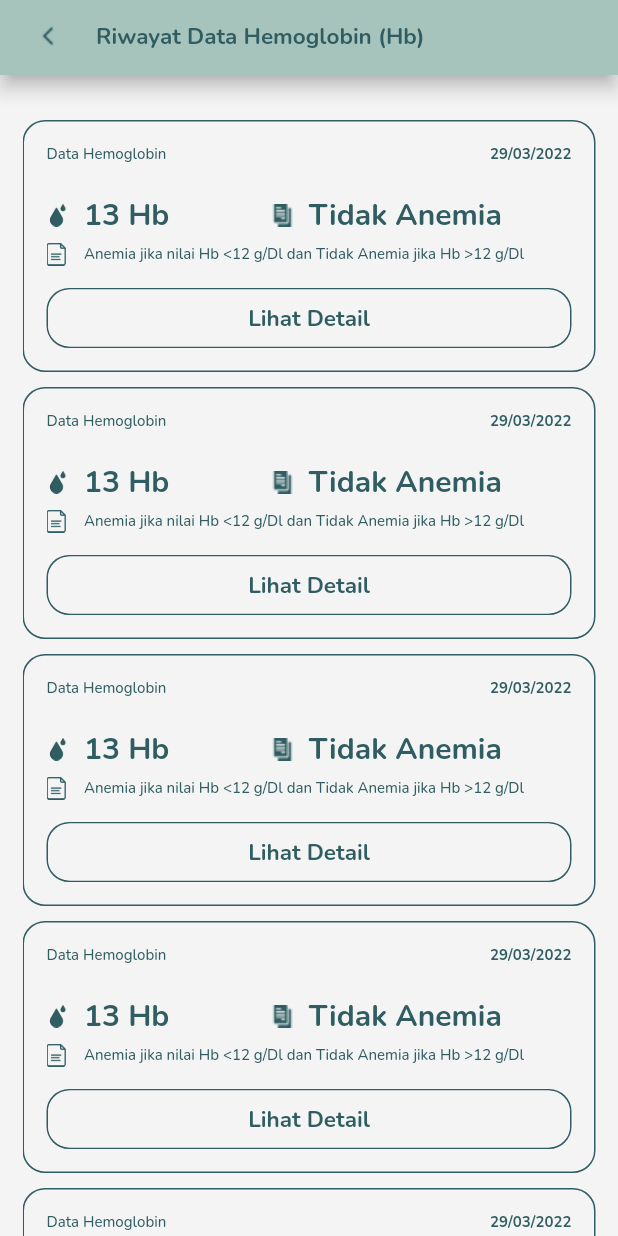
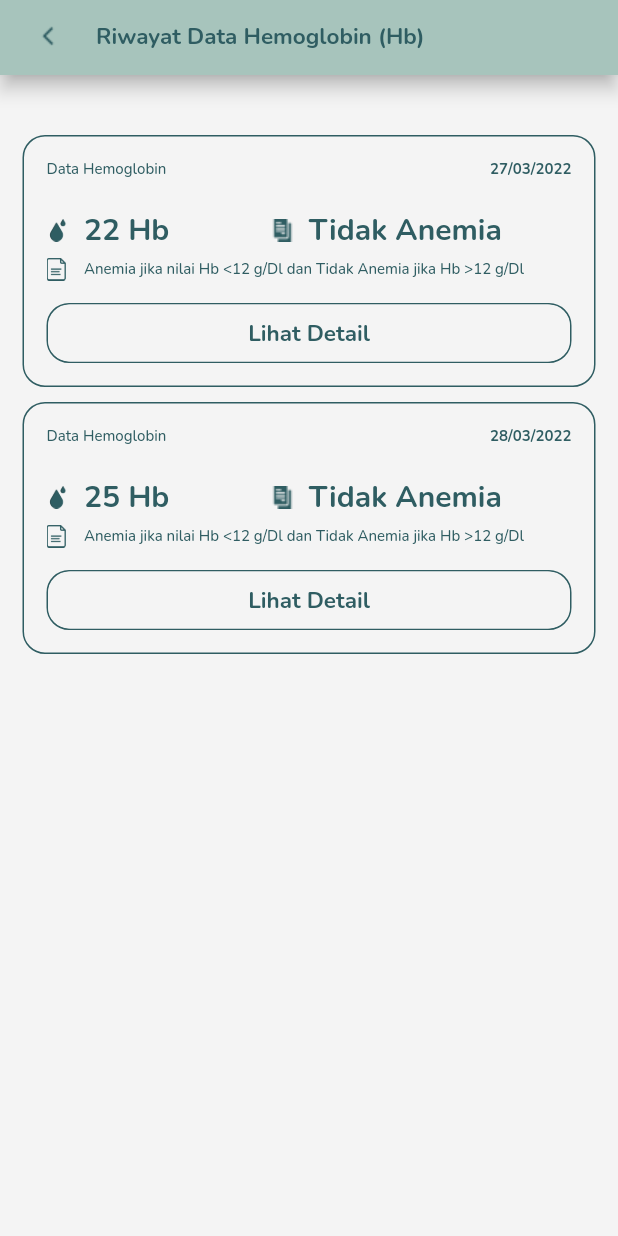
Before and after one commit to zaidtqy/healthy, a Flutter app: the HistoryFormHemoglobin screen opened by its route, on a phone screen of 412 x 824 dp. Run offline on Flutter 3.47's test engine with Material 2 defaults, Android fonts, the light colour scheme and no system bars; our stand-ins replace badges, cloud_firestore, cool_alert, firebase_auth, firebase_core, fluttertoast and 2 more; accounts and stored records are empty.

Commit message:
Add Dynamic HB Data

```diff
--- a/lib/main.dart
+++ b/lib/main.dart
@@ -23,7 +23,7 @@ import 'package:healthy/pages/history_form_hemoglobin_page.dart';
 import 'package:healthy/pages/history_form_knowledge_page.dart';
 import 'package:healthy/pages/result_information_page.dart';
 // import 'package:healthy/pages/result_antrhopometri_page.dart';
-import 'package:healthy/pages/result_hemoglobin_page.dart';
+// import 'package:healthy/pages/result_hemoglobin_page.dart';
 import 'package:healthy/pages/result_knowledge_page.dart';
 
 Future<void> main() async {
@@ -65,7 +65,7 @@ class MyApp extends StatelessWidget {
         // '/result-activity': (context) => const ResultActivity(),
         '/result-information': (context) => const ResultInformation(),
         // '/result-antrhopometri': (context) => const ResultAntrhopometri(),
-        '/result-hemoglobin': (context) => const ResultHemoglobin(),
+        // '/result-hemoglobin': (context) => const ResultHemoglobin(),
         '/result-knowledge': (context) => const ResultKnowledge(),
       },
     );
--- /dev/null
+++ b/lib/models/hemoglobin_model.dart
@@ -0,0 +1,31 @@
+class HistoryHBModel {
+  final String date;
+  final List<HbModel> hbModel;
+
+  HistoryHBModel({required this.date, required this.hbModel});
+}
+
+class HbModel {
+  final String hemoglobin;
+
+  HbModel({required this.hemoglobin});
+}
+
+final List<HistoryHBModel> mockHistoryHbModel = [
+  HistoryHBModel(
+    date: "27/03/2022",
+    hbModel: [
+      HbModel(
+        hemoglobin: "22",
+      ),
+    ],
+  ),
+  HistoryHBModel(
+    date: "28/03/2022",
+    hbModel: [
+      HbModel(
+        hemoglobin: "25",
+      ),
+    ],
+  ),
+];
--- a/lib/pages/history_form_hemoglobin_page.dart
+++ b/lib/pages/history_form_hemoglobin_page.dart
@@ -1,4 +1,6 @@
 import 'package:flutter/material.dart';
+import 'package:healthy/models/hemoglobin_model.dart';
+import 'package:healthy/pages/result_hemoglobin_page.dart';
 import 'package:healthy/theme.dart';
 
 class HistoryFormHemoglobin extends StatelessWidget {
@@ -6,7 +8,7 @@ class HistoryFormHemoglobin extends StatelessWidget {
 
   @override
   Widget build(BuildContext context) {
-    Widget hemoglobinSubject() {
+    Widget hemoglobinSubject({required HistoryHBModel historyHBModel}) {
       return Container(
         height: 168,
         width: double.infinity,
@@ -33,7 +35,7 @@ class HistoryFormHemoglobin extends StatelessWidget {
                 ),
                 const Spacer(),
                 Text(
-                  '29/03/2022',
+                  historyHBModel.date,
                   style: primaryTextStyle.copyWith(
                     fontSize: 10,
                     fontWeight: bold,
@@ -54,7 +56,7 @@ class HistoryFormHemoglobin extends StatelessWidget {
                   width: 10,
                 ),
                 Text(
-                  '13 Hb',
+                  '${historyHBModel.hbModel.last.hemoglobin} Hb',
                   style:
                       primaryTextStyle.copyWith(fontSize: 20, fontWeight: bold),
                 ),
@@ -114,7 +116,16 @@ class HistoryFormHemoglobin extends StatelessWidget {
                 ),
                 child: TextButton(
                   onPressed: () {
-                    Navigator.pushNamed(context, '/result-hemoglobin');
+                    Navigator.push(
+                      context,
+                      MaterialPageRoute(
+                        builder: (BuildContext context) {
+                          return ResultHemoglobin(
+                            historyHBModel: historyHBModel,
+                          );
+                        },
+                      ),
+                    );
                   },
                   style: TextButton.styleFrom(
                       backgroundColor: backgroundColor,
@@ -132,6 +143,31 @@ class HistoryFormHemoglobin extends StatelessWidget {
               ),
             ),
           ],
+        ),
+      );
+    }
+
+    Widget backButton() {
+      return Container(
+        height: 45,
+        width: 130,
+        margin: const EdgeInsets.only(top: 30, bottom: 30),
+        child: TextButton(
+          onPressed: () {
+            Navigator.pushNamed(context, '/home-page');
+          },
+          style: TextButton.styleFrom(
+              backgroundColor: primaryColor,
+              shape: RoundedRectangleBorder(
+                borderRadius: BorderRadius.circular(15),
+              )),
+          child: Text(
+            'Kembali',
+            style: backgroundTextStyle.copyWith(
+              fontSize: 15,
+              fontWeight: bold,
+            ),
+          ),
         ),
       );
     }
@@ -172,23 +208,48 @@ class HistoryFormHemoglobin extends StatelessWidget {
         margin: EdgeInsets.symmetric(
           horizontal: defaultMargin,
         ),
-        child: ListView(
+        child: (mockHistoryHbModel.isNotEmpty)
+            ? ListView.builder(
+                padding: const EdgeInsets.only(top: 30),
+                itemCount: mockHistoryHbModel.length,
+                itemBuilder: (context, index) {
+                  return hemoglobinSubject(
+                    historyHBModel: mockHistoryHbModel[index],
+                  );
+                },
+              )
+            : Container(
+                margin: EdgeInsets.symmetric(
+                  horizontal: defaultMargin,
+                ),
+                child: Column(
                   children: [
                     const SizedBox(
-              height: 20,
+                      height: 180,
                     ),
-            hemoglobinSubject(),
-            hemoglobinSubject(),
-            hemoglobinSubject(),
-            hemoglobinSubject(),
-            hemoglobinSubject(),
-            hemoglobinSubject(),
-            hemoglobinSubject(),
-            hemoglobinSubject(),
-            const SizedBox(
-              height: 30,
+                    Row(
+                      mainAxisAlignment: MainAxisAlignment.center,
+                      children: [
+                        Image.asset(
+                          'assets/image_empty.png',
+                          width: 250,
                         ),
                       ],
+                    ),
+                    const SizedBox(
+                      height: 15,
+                    ),
+                    Text(
+                      'Riwayat Data Hemoglobin Kosong',
+                      style: primaryTextStyle.copyWith(
+                          fontSize: 15, fontWeight: bold),
+                    ),
+                    const SizedBox(
+                      height: 15,
+                    ),
+                    backButton(),
+                  ],
+                ),
               ),
       ),
     );
```
Also changed, not shown: lib/pages/result_hemoglobin_page.dart (+67 -54 lines). Lines whose indentation alone changed are shown as unchanged.
